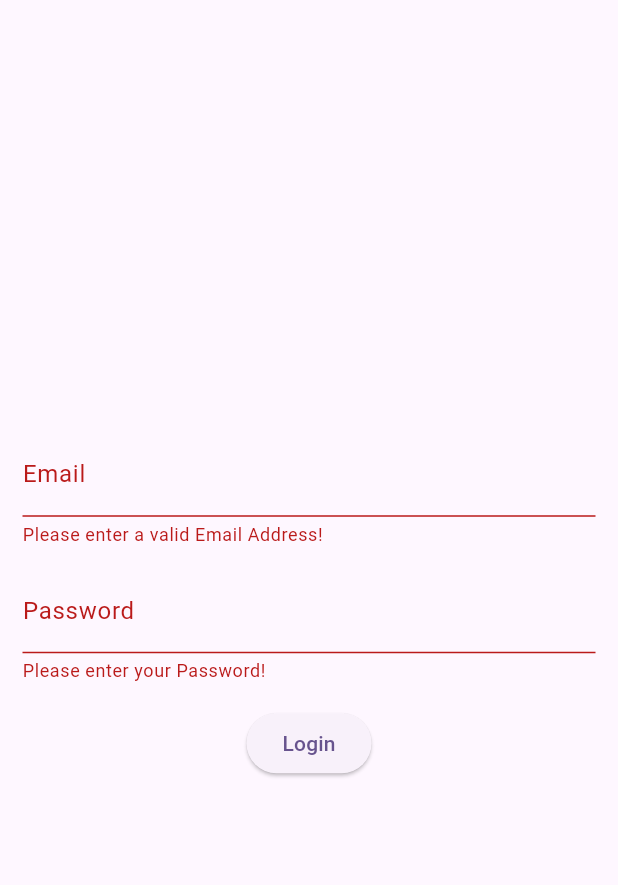
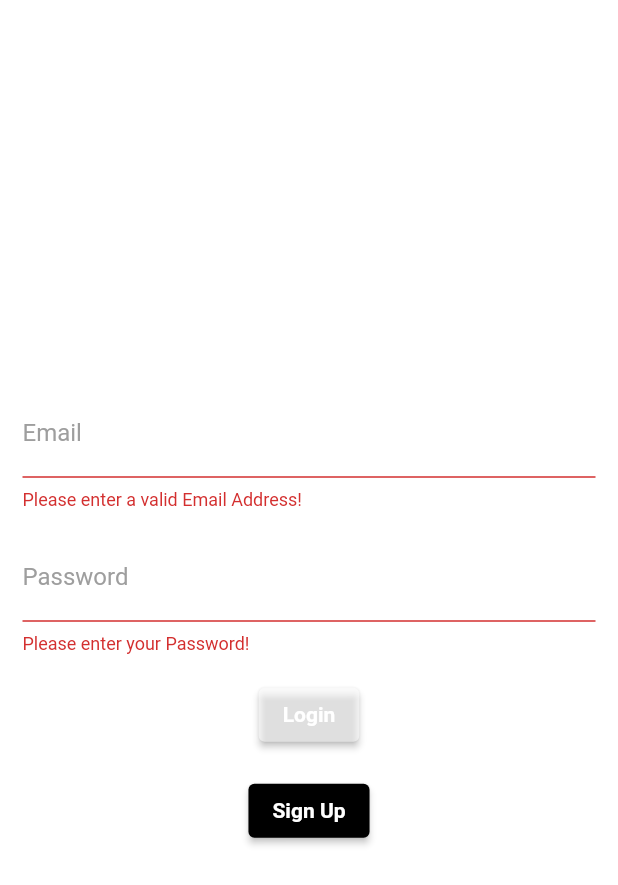
Before and after one commit to lukas-niederstaetter/BoulderApp, a Flutter app: the screen it shows after launch, after a tap on "Login", on a phone screen of 412 x 824 dp. Shown: the top 885 px of the screen. Run offline on Flutter 3.47's test engine with Material 2 defaults, Android fonts, the phone set to English and light mode, and no system bars; our stand-ins replace connectivity_plus, firebase_auth, firebase_core, internet_connection_checker, shared_preferences; accounts and stored records are empty.

Commit message:
Added dark theme for app as well as internet connection check. renamed login_service.dart to user_service.dart as it was more fitting added new plugins and added resource-reduce mode to have app runtime increase. Finally reworked main.dart to have login_page the first thing to come up.

```diff
--- a/lib/login/signup.dart
+++ b/lib/login/signup.dart
@@ -2,7 +2,7 @@ import 'package:flutter/cupertino.dart';
 import 'package:flutter/material.dart';
 
 class SignUp extends StatefulWidget {
-  const SignUp({super.key});
+  const SignUp({super.key, required title});
 
   @override
   State<SignUp> createState() => _SignUpPage();
--- a/lib/main.dart
+++ b/lib/main.dart
@@ -1,41 +1,88 @@
-import 'package:boulder_app/pages/dashboard.dart';
+import 'dart:async';
+
 import 'package:boulder_app/login/reset_password.dart';
 import 'package:boulder_app/login/signup.dart';
-import 'package:boulder_app/service/login_service.dart';
+import 'package:boulder_app/pages/dashboard.dart';
+import 'package:boulder_app/service/user_service.dart';
+import 'package:boulder_app/themes/dark_theme_provider.dart';
+import 'package:boulder_app/themes/dark_theme_styles.dart';
+import 'package:connectivity_plus/connectivity_plus.dart';
 import 'package:firebase_auth/firebase_auth.dart';
 import 'package:firebase_core/firebase_core.dart';
 import 'package:flutter/foundation.dart';
 import 'package:flutter/material.dart';
+import 'package:internet_connection_checker/internet_connection_checker.dart';
+import 'package:provider/provider.dart';
 
 import 'firebase_options.dart';
 
 Future<void> main() async {
+  WidgetsFlutterBinding.ensureInitialized();
   await Firebase.initializeApp(
     options: DefaultFirebaseOptions.currentPlatform,
   );
-  runApp(const MyApp());
+  runApp(const MyApp(title: 'Climbr',));
 }
 
-class MyApp extends StatelessWidget {
-  const MyApp({super.key});
+class MyApp extends StatefulWidget {
+  const MyApp({super.key, required String title});
 
-  // This widget is the root of your application.
+  @override
+  State<MyApp> createState() => _MyApp();
+}
+
+class _MyApp extends State<MyApp> {
+  DarkThemeProvider themeChangeProvider = DarkThemeProvider();
+  late StreamSubscription<User?> user;
+
+  @override
+  void initState() {
+    super.initState();
+    getCurrentAppTheme();
+  }
+
+  void getCurrentAppTheme() async {
+    themeChangeProvider.darkTheme =
+    await themeChangeProvider.darkThemePreference.getTheme();
+  }
+
+  @override
+  void dispose() {
+    user.cancel();
+    super.dispose();
+  }
+
   @override
   Widget build(BuildContext context) {
+    return ChangeNotifierProvider(
+      create: (_) {
+        return themeChangeProvider;
+      },
+      child: Consumer<DarkThemeProvider>(
+        builder: (BuildContext context, value, Widget? child) {
           return MaterialApp(
-      title: 'BoulderFriend',
-      theme: ThemeData(
-        colorScheme: ColorScheme.fromSeed(seedColor: Colors.deepPurple),
-        useMaterial3: true,
+            title: 'Climbr',
+            theme: Styles.themeData(themeChangeProvider.darkTheme, context),
+            home: const LoginPage(title: 'Climbr'),
+            routes: {
+              "dashboard": (context) =>
+                  const Dashboard(title: 'Climbr'),
+              "signUp": (context) =>
+                  const SignUp(title: 'Climbr: Sign Up'),
+              "resetPassword": (context) =>
+                  const ResetPassword(),
+            },
+          );
+        },
       ),
-      home: const LoginPage(),
     );
   }
 }
 
 class LoginPage extends StatefulWidget {
-  const LoginPage({super.key});
+  const LoginPage({super.key, required this.title});
 
+  final String title;
 
   @override
   State<LoginPage> createState() => _LoginPage();
@@ -51,7 +98,11 @@
   final _pwdTextController = TextEditingController();
   final GlobalKey<FormState> _formKey = GlobalKey<FormState>();
 
-  void _handleLogin(BuildContext context) async {
+  late StreamSubscription subscription;
+  bool isDeviceConnected = false;
+  bool isAlertSet = false;
+
+  Future<bool> _handleLogin(BuildContext context) async {
     try {
       String email = _emailTextController.text.trim();
       String password = _pwdTextController.text.trim();
@@ -59,20 +110,72 @@
       LoginService loginService = LoginService();
       User? user = await loginService.login(email, password);
       if(user != null){
-
+        return true;
+      }
+      else {
+        return false;
       }
     } on FirebaseAuthException catch (exception) {
       if (kDebugMode) {
         print(exception.message);
       }
+      return false;
     }
   }
+
+  @override
+  void initState(){
+    super.initState();
+    getConnectivity();
+  }
+
+  getConnectivity() async {
+    isDeviceConnected = await InternetConnectionChecker().hasConnection;
+    if (!isDeviceConnected && isAlertSet == false) {
+      showDialogBox();
+      setState(() => isAlertSet = true);
+    }
+
+    subscription = Connectivity().onConnectivityChanged.listen(
+          (ConnectivityResult result) async {
+        isDeviceConnected = await InternetConnectionChecker().hasConnection;
+        if (!isDeviceConnected && isAlertSet == false) {
+          showDialogBox();
+          setState(() => isAlertSet = true);
+        }
+      },
+    );
+  }
+
+  showDialogBox() => showDialog<String>(
+    context: context,
+    builder: (BuildContext context) => AlertDialog(
+      title: const Text('No Internet Connection!'),
+      content: const Text(
+          'Please check your Connection and make sure your connected to the Internet'),
+      actions: <Widget>[
+        TextButton(
+          child: const Text('OK'),
+          onPressed: () async {
+            isDeviceConnected =
+            await InternetConnectionChecker().hasConnection;
+            if (isDeviceConnected) {
+              if (!context.mounted) return;
+              Navigator.pop(context, 'Cancel');
+              setState(() => isAlertSet = false);
+            }
+          },
+        ),
+      ],
+    ),
+  );
 
   @override
   void dispose() {
     _emailTextController.dispose();
     _pwdTextController.dispose();
-    super.dispose();
+    subscription.cancel();
+    dispose();
   }
 
   @override
@@ -117,16 +220,44 @@
                     },
                   ),
                 ),
+                Column(
+                  children: [
                     Padding(
                       padding: _btnPadding,
                       child: ElevatedButton(
-                  onPressed: () {
+                        onPressed: () async {
                           if (_formKey.currentState!.validate()) {
-                      _handleLogin(context);
+                            bool check = await _handleLogin(context);
+                            if(check){
+                              if (!context.mounted) return;
+                              Navigator.pushNamed(context, "dashboard");
+                            }
                           }
                         },
+                        style: ElevatedButton.styleFrom(
+                            backgroundColor: Colors.white54,
+                            textStyle: const TextStyle(
+                                color: Colors.white,
+                                fontWeight: FontWeight.bold
+                            )
+                        ),
                         child: const Text('Login'),
                       ),
+                    ),
+                    ElevatedButton(
+                      onPressed: () {
+                          Navigator.pushNamed(context, "signUp");
+                      },
+                      style: ElevatedButton.styleFrom(
+                          backgroundColor: Colors.black,
+                          textStyle: const TextStyle(
+                              color: Colors.white,
+                              fontWeight: FontWeight.bold
+                          )
+                      ),
+                      child: const Text('Sign Up'),
+                    ),
+                  ],
                 ),
               ],
             ),
--- a/lib/pages/dashboard.dart
+++ b/lib/pages/dashboard.dart
@@ -2,7 +2,7 @@ import 'package:flutter/cupertino.dart';
 import 'package:flutter/material.dart';
 
 class Dashboard extends StatefulWidget {
-  const Dashboard({super.key});
+  const Dashboard({super.key, required String title});
 
   @override
   State<Dashboard> createState() => _DashboardPage();
--- a/lib/service/login_service.dart
+++ b/lib/service/user_service.dart
@@ -1,5 +1,3 @@
-import 'dart:js_interop';
-
 import 'package:firebase_auth/firebase_auth.dart';
 import 'package:flutter/foundation.dart';
 
@@ -35,7 +33,7 @@ class LoginService {
   }
 
   bool resetPassword(String newPassword){
-    if(newPassword.isNotEmpty && !newPassword.isUndefinedOrNull){
+    if(newPassword.isNotEmpty){
       return true;
     }
 
--- /dev/null
+++ b/lib/themes/dark_theme_preference.dart
@@ -0,0 +1,21 @@
+import 'package:shared_preferences/shared_preferences.dart';
+
+class DarkThemePreference {
+  static const THEME_STATUS = "THEMESTATUS";
+
+  /// This method sets the theme for the app
+  /// [param] value, the theme to be set
+  setDarkTheme(bool value) async {
+    SharedPreferences prefs = await SharedPreferences.getInstance();
+    prefs.setBool(THEME_STATUS, value);
+  }
+
+  /// This method returns true if the current theme is dark.
+  /// Since it gets added to the shared preferences,
+  /// the theme will be the same throughout the app, until changed
+  /// [bool], true if the theme is dark
+  Future<bool> getTheme() async {
+    SharedPreferences prefs = await SharedPreferences.getInstance();
+    return prefs.getBool(THEME_STATUS) ?? false;
+  }
+}
--- /dev/null
+++ b/lib/themes/dark_theme_provider.dart
@@ -0,0 +1,16 @@
+import 'package:flutter/material.dart';
+
+import 'dark_theme_preference.dart';
+
+class DarkThemeProvider with ChangeNotifier {
+  DarkThemePreference darkThemePreference = DarkThemePreference();
+  bool _darkTheme = false;
+
+  bool get darkTheme => _darkTheme;
+
+  set darkTheme(bool value) {
+    _darkTheme = value;
+    darkThemePreference.setDarkTheme(value);
+    notifyListeners();
+  }
+}
--- /dev/null
+++ b/lib/themes/dark_theme_styles.dart
@@ -0,0 +1,44 @@
+import 'package:flutter/material.dart';
+
+class Styles {
+
+  static MaterialColor createMaterialColor(Color color) {
+    List strengths = <double>[.05];
+    Map<int, Color> swatch = {};
+    final int r = color.red, g = color.green, b = color.blue;
+
+    for (int i = 1; i < 10; i++) {
+      strengths.add(0.1 * i);
+    }
+    for (var strength in strengths) {
+      final double ds = 0.5 - strength;
+      swatch[(strength * 1000).round()] = Color.fromRGBO(
+        r + ((ds < 0 ? r : (255 - r)) * ds).round(),
+        g + ((ds < 0 ? g : (255 - g)) * ds).round(),
+        b + ((ds < 0 ? b : (255 - b)) * ds).round(),
+        1,
+      );
+    }
+    return MaterialColor(color.value, swatch);
+  }
+
+  static ThemeData themeData(bool isDarkTheme, BuildContext context) {
+    return ThemeData(
+      secondaryHeaderColor: const Color.fromRGBO(217,18,26,1),
+      primaryColor: isDarkTheme ? Colors.black : Colors.white,
+      indicatorColor: isDarkTheme ? const Color(0xff0E1D36) : const Color(0xffCBDCF8),
+      hintColor: Colors.grey,
+      highlightColor: isDarkTheme ? const Color(0xff372901) : const Color(0xffFCE192),
+      hoverColor: isDarkTheme ? const Color(0xff3A3A3B) : const Color(0xff4285F4),
+      focusColor: isDarkTheme ? const Color(0xff0B2512) : const Color(0xffA8DAB5),
+      disabledColor: isDarkTheme ? Colors.grey.shade800 : Colors.grey,
+      //textSelectionColor: isDarkTheme ? Colors.white : Colors.black,
+      cardColor: isDarkTheme ? Colors.black : Colors.white,
+      canvasColor: isDarkTheme ? Colors.grey.shade900 : Colors.white,
+      brightness: isDarkTheme ? Brightness.dark : Brightness.light,
+      buttonTheme: Theme.of(context).buttonTheme.copyWith(
+          colorScheme: isDarkTheme ? ColorScheme.dark() : ColorScheme.light()), colorScheme: ColorScheme.fromSwatch(primarySwatch: createMaterialColor(Color.fromRGBO(15,71,174,1))).copyWith(background: isDarkTheme ? Colors.grey : Color(0xffF1F5FB)).copyWith(secondary: Color.fromRGBO(15,71,174,1)),
+    );
+  }
+
+}
```
Also changed, not shown: pubspec.yaml (+21 -0 lines), pubspec.lock, 6 other files. Lines whose indentation alone changed are shown as unchanged.
